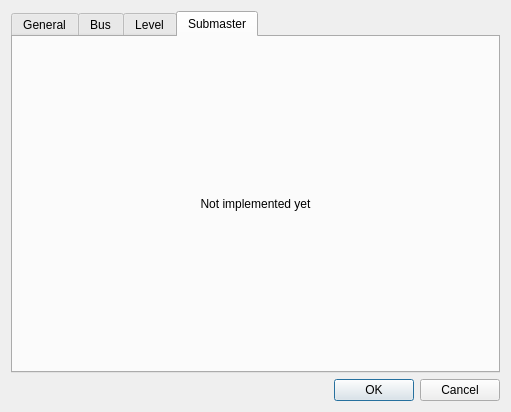
First picture: the form in trunk/ui/src/vcsliderproperties.ui, repository Bondzio/qlc, before the edit.
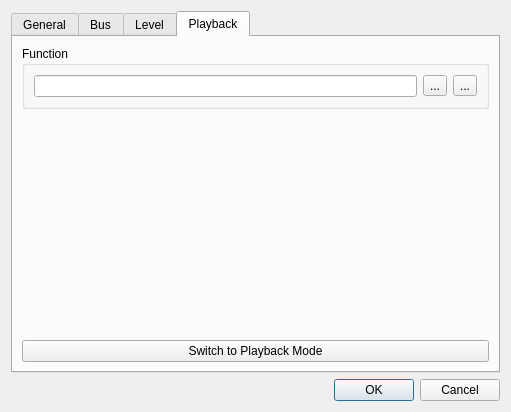
Second picture: the form after the edit. The open tabs and pages were chosen to show the change. Icons and pictures are not drawn.

Commit message: Implemented a Playback mode to VCSlider in place of Submaster.

What changed in the file:
```diff
--- a/trunk/ui/src/vcsliderproperties.ui
+++ b/trunk/ui/src/vcsliderproperties.ui
@@ -482,16 +482,88 @@
      </widget>
      <widget class="QWidget" name="Submaster">
       <attribute name="title">
-       <string>Submaster</string>
+       <string>Playback</string>
       </attribute>
-      <layout class="QVBoxLayout">
+      <layout class="QVBoxLayout" name="verticalLayout">
        <item>
-        <widget class="QLabel" name="label">
+        <widget class="QGroupBox" name="m_playbackFunctionGroup">
+         <property name="title">
+          <string>Function</string>
+         </property>
+         <layout class="QHBoxLayout" name="horizontalLayout">
+          <item>
+           <widget class="QLineEdit" name="m_playbackFunctionEdit">
+            <property name="toolTip">
+             <string>Function that is attached to the slider</string>
+            </property>
+            <property name="readOnly">
+             <bool>true</bool>
+            </property>
+           </widget>
+          </item>
+          <item>
+           <widget class="QToolButton" name="m_attachPlaybackFunctionButton">
+            <property name="toolTip">
+             <string>Attach a function to the slider</string>
+            </property>
+            <property name="text">
+             <string>...</string>
+            </property>
+            <property name="icon">
+             <iconset resource="main.qrc">
+              <normaloff>:/attach.png</normaloff>:/attach.png</iconset>
+            </property>
+            <property name="iconSize">
+             <size>
+              <width>26</width>
+              <height>26</height>
+             </size>
+            </property>
+           </widget>
+          </item>
+          <item>
+           <widget class="QToolButton" name="m_detachPlaybackFunctionButton">
+            <property name="toolTip">
+             <string>Detach the current function from the slider</string>
+            </property>
+            <property name="text">
+             <string>...</string>
+            </property>
+            <property name="icon">
+             <iconset resource="main.qrc">
+              <normaloff>:/detach.png</normaloff>:/detach.png</iconset>
+            </property>
+            <property name="iconSize">
+             <size>
+              <width>26</width>
+              <height>26</height>
+             </size>
+            </property>
+           </widget>
+          </item>
+         </layout>
+        </widget>
+       </item>
+       <item>
+        <spacer name="m_playbackSpacer">
+         <property name="orientation">
+          <enum>Qt::Vertical</enum>
+         </property>
+         <property name="sizeHint" stdset="0">
+          <size>
+           <width>20</width>
+           <height>0</height>
+          </size>
+         </property>
+        </spacer>
+       </item>
+       <item>
+        <widget class="QPushButton" name="m_switchToPlaybackModeButton">
+         <property name="toolTip">
+          <string>Make the slider control a function</string>
+         </property>
          <property name="text">
-          <string>Not implemented yet</string>
-         </property>
-         <property name="alignment">
-          <set>Qt::AlignCenter</set>
+          <string>Switch to Playback Mode</string>
          </property>
         </widget>
        </item>
```
Left out of the diff: 27 changed lines with no effect on the pictures. The commit also changes 5 other files.
